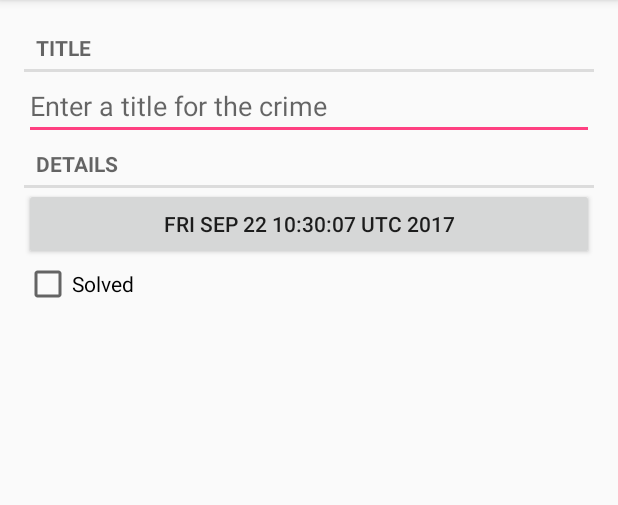
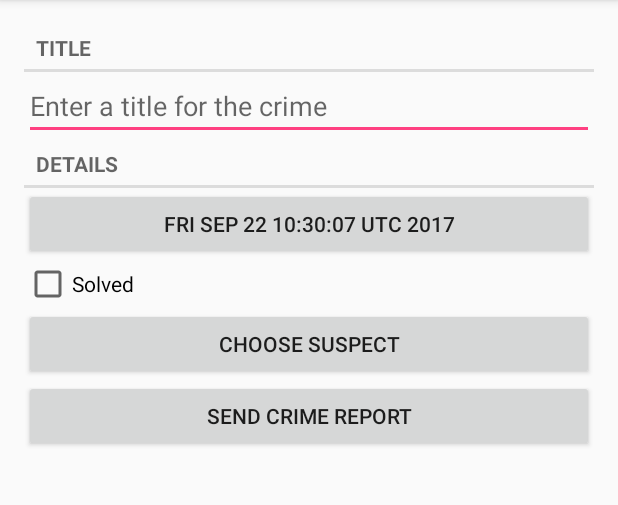
Before and after one commit to chalypeng/AndroidDev, an Android app: the screen it shows after launch (CrimePagerActivity), after a tap on "New Crime", on a phone screen of 412 x 824 dp, the part 84-589 px from its top. Run offline under Robolectric (Android 15) with nearby library versions, the phone set to English and light mode, and no system bars.

Commit message:
@15.Using Implicit Intents

```diff
--- a/CriminalIntent/app/src/main/java/xyz/toor/criminalintent/Crime.java
+++ b/CriminalIntent/app/src/main/java/xyz/toor/criminalintent/Crime.java
@@ -12,6 +12,16 @@ public class Crime {
     private String mTitle;
     private Date mDate;
     private boolean mSolved;
+
+    public String getSuspect() {
+        return mSuspect;
+    }
+
+    public void setSuspect(String suspect) {
+        mSuspect = suspect;
+    }
+
+    private String mSuspect;
 
     public UUID getId() {
         return mId;
--- a/CriminalIntent/app/src/main/java/xyz/toor/criminalintent/CrimeLab.java
+++ b/CriminalIntent/app/src/main/java/xyz/toor/criminalintent/CrimeLab.java
@@ -125,6 +125,7 @@ public class CrimeLab {
         values.put(CrimeTable.Cols.TITLE, crime.getTitle());
         values.put(CrimeTable.Cols.DATE, crime.getDate().getTime());
         values.put(CrimeTable.Cols.SOLVED, crime.isSolved() ? 1 : 0);
+        values.put(CrimeTable.Cols.SUSPECT,crime.getSuspect());
         return values;
 
     }
--- a/CriminalIntent/app/src/main/java/xyz/toor/criminalintent/database/CrimeBaseHelper.java
+++ b/CriminalIntent/app/src/main/java/xyz/toor/criminalintent/database/CrimeBaseHelper.java
@@ -25,7 +25,9 @@ public class CrimeBaseHelper extends SQLiteOpenHelper {
                 CrimeTable.Cols.UUID + "," +
                 CrimeTable.Cols.TITLE + "," +
                 CrimeTable.Cols.DATE + "," +
-                CrimeTable.Cols.SOLVED + ")");
+                CrimeTable.Cols.SOLVED + "," +
+                CrimeTable.Cols.SUSPECT +
+                ")");
 
     }
 
--- a/CriminalIntent/app/src/main/java/xyz/toor/criminalintent/database/CrimeCursorWrapper.java
+++ b/CriminalIntent/app/src/main/java/xyz/toor/criminalintent/database/CrimeCursorWrapper.java
@@ -28,10 +28,12 @@ public class CrimeCursorWrapper extends CursorWrapper {
         String title = getString(getColumnIndex(CrimeTable.Cols.TITLE));
         long date = getLong(getColumnIndex(CrimeTable.Cols.DATE));
         int isSolved = getInt(getColumnIndex(CrimeTable.Cols.SOLVED));
+        String suspect = getString(getColumnIndex(CrimeTable.Cols.SUSPECT));
         Crime crime = new Crime(UUID.fromString(uuidString));
         crime.setTitle(title);
         crime.setDate(new Date(date));
         crime.setSolved(isSolved != 0);
+        crime.setSuspect(suspect);
         return crime;
     }
 }
--- a/CriminalIntent/app/src/main/java/xyz/toor/criminalintent/database/CrimeDbSchema.java
+++ b/CriminalIntent/app/src/main/java/xyz/toor/criminalintent/database/CrimeDbSchema.java
@@ -13,6 +13,7 @@ public class CrimeDbSchema {
             public static final String TITLE = "title";
             public static final String DATE = "date";
             public static final String SOLVED = "solved";
+            public static final String SUSPECT = "suspect";
         }
     }
 }
--- a/CriminalIntent/app/src/main/res/layout/fragment_crime.xml
+++ b/CriminalIntent/app/src/main/res/layout/fragment_crime.xml
@@ -34,4 +34,16 @@
         android:layout_height="wrap_content"
         android:text="@string/crime_solved_label"/>
 
+    <Button
+        android:id="@+id/crime_suspect"
+        android:layout_width="match_parent"
+        android:layout_height="wrap_content"
+        android:text="@string/crime_suspect_text"/>
+
+    <Button
+        android:id="@+id/crime_report"
+        android:layout_width="match_parent"
+        android:layout_height="wrap_content"
+        android:text="@string/crime_report_text"/>
+
 </LinearLayout>
--- a/CriminalIntent/app/src/main/res/values/strings.xml
+++ b/CriminalIntent/app/src/main/res/values/strings.xml
@@ -9,5 +9,17 @@
     <string name="show_subtitle">Show Subtitle</string>
     <string name="hide_subtitle">Hide Subtitle</string>
     <string name="subtitle_format">%1$d crimes</string>
+    <string name="crime_suspect_text">Choose Suspect</string>
+    <string name="crime_report_text">Send Crime Report</string>
+
+    <string name="crime_report">%1$s!
+        The crime was discovered on %2$s. %3$s, and %4$s
+    </string>
+    <string name="crime_report_solved">The case is solved</string>
+    <string name="crime_report_unsolved">The case is not solved</string>
+    <string name="crime_report_no_suspect">there is no suspect.</string>
+    <string name="crime_report_suspect">the suspect is %s.</string>
+    <string name="crime_report_subject">CriminalIntent Crime Report</string>
+    <string name="send_report">Send crime report via</string>
 
 </resources>
```
Also changed, not shown: CriminalIntent/app/src/main/java/xyz/toor/criminalintent/CrimeFragement.java (+28 -0 lines).
